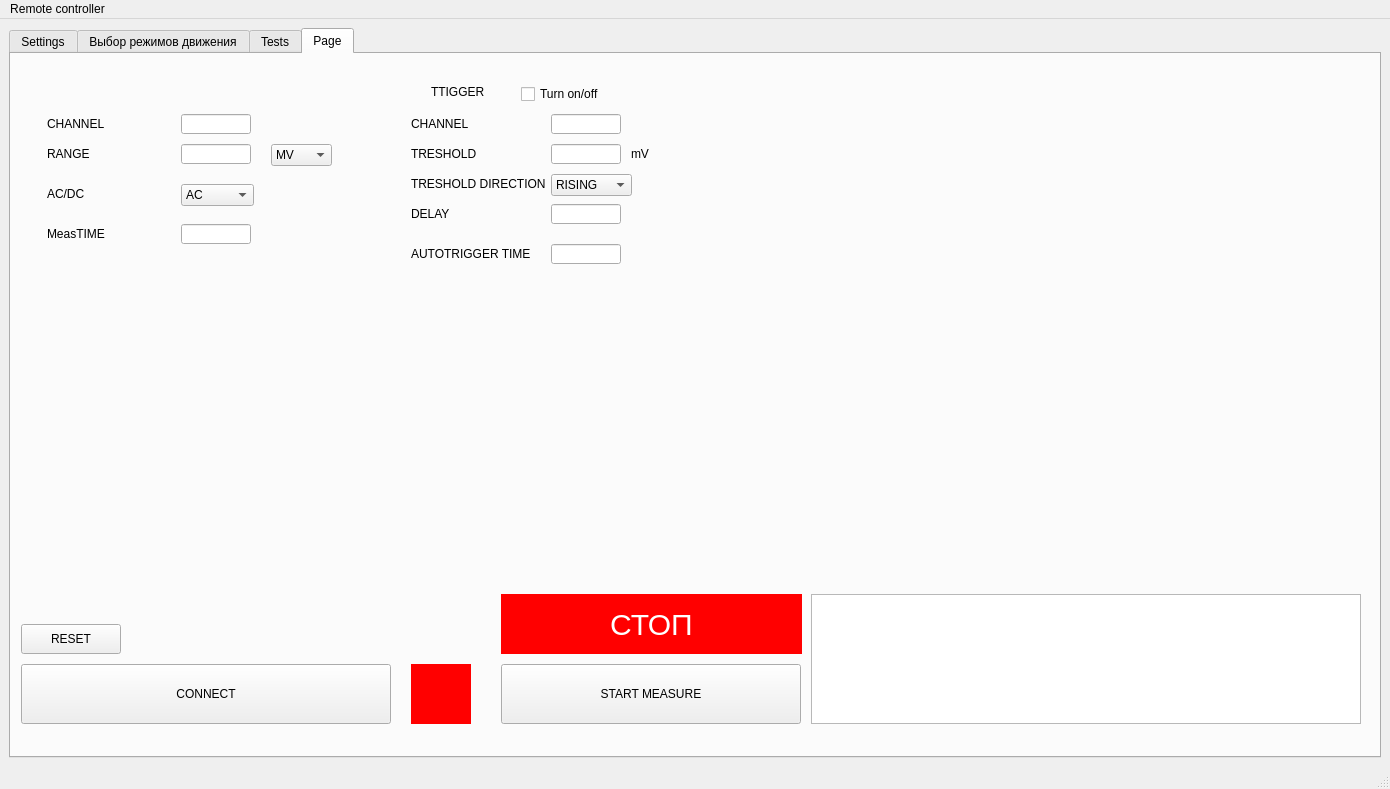
This is gui_layout.ui in snowmanpro3/picoscope as Qt 5 draws it before an edit. The edited form follows.
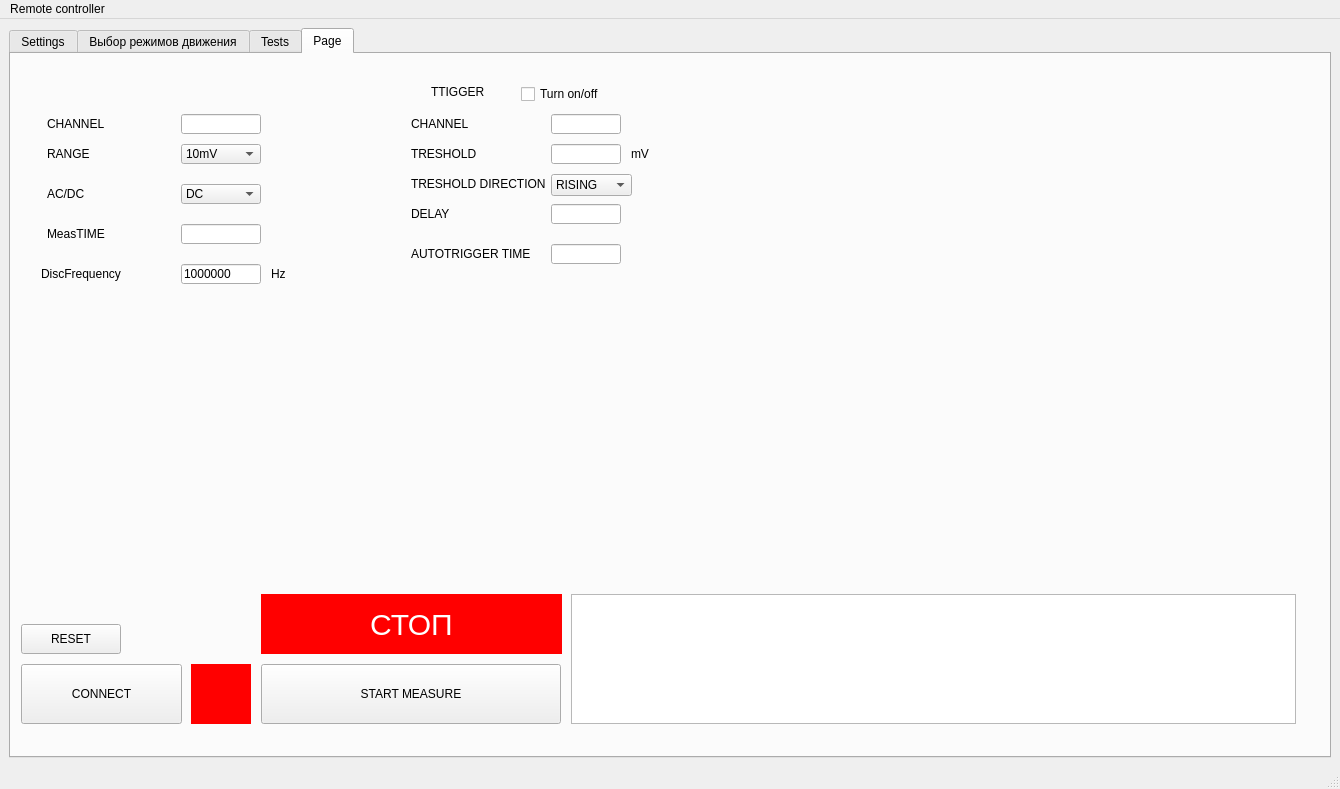
This is the edited form.

```diff
--- a/gui_layout.ui
+++ b/gui_layout.ui
@@ -9,7 +9,7 @@
    <rect>
     <x>0</x>
     <y>0</y>
-    <width>1390</width>
+    <width>1340</width>
     <height>789</height>
    </rect>
   </property>
@@ -3413,13 +3413,13 @@
          <rect>
           <x>10</x>
           <y>610</y>
-          <width>370</width>
+          <width>161</width>
           <height>60</height>
          </rect>
         </property>
         <property name="minimumSize">
          <size>
-          <width>370</width>
+          <width>50</width>
           <height>60</height>
          </size>
         </property>
@@ -3466,19 +3466,19 @@
          <rect>
           <x>170</x>
           <y>60</y>
-          <width>70</width>
+          <width>80</width>
           <height>20</height>
          </rect>
         </property>
         <property name="minimumSize">
          <size>
-          <width>70</width>
+          <width>80</width>
           <height>20</height>
          </size>
         </property>
         <property name="maximumSize">
          <size>
-          <width>70</width>
+          <width>80</width>
           <height>20</height>
          </size>
         </property>
@@ -3508,28 +3508,6 @@
          <string>RANGE</string>
         </property>
        </widget>
-       <widget class="QLineEdit" name="range_input">
-        <property name="geometry">
-         <rect>
-          <x>170</x>
-          <y>90</y>
-          <width>70</width>
-          <height>20</height>
-         </rect>
-        </property>
-        <property name="minimumSize">
-         <size>
-          <width>70</width>
-          <height>20</height>
-         </size>
-        </property>
-        <property name="maximumSize">
-         <size>
-          <width>70</width>
-          <height>20</height>
-         </size>
-        </property>
-       </widget>
        <widget class="QLabel" name="acdc_label">
         <property name="geometry">
          <rect>
@@ -3585,19 +3563,19 @@
          <rect>
           <x>170</x>
           <y>170</y>
-          <width>70</width>
+          <width>80</width>
           <height>20</height>
          </rect>
         </property>
         <property name="minimumSize">
          <size>
-          <width>70</width>
+          <width>80</width>
           <height>20</height>
          </size>
         </property>
         <property name="maximumSize">
          <size>
-          <width>70</width>
+          <width>80</width>
           <height>20</height>
          </size>
         </property>
@@ -3607,50 +3585,37 @@
          <rect>
           <x>170</x>
           <y>130</y>
-          <width>73</width>
-          <height>22</height>
+          <width>80</width>
+          <height>20</height>
          </rect>
         </property>
-        <item>
-         <property name="text">
-          <string>AC</string>
-         </property>
-        </item>
+        <property name="minimumSize">
+         <size>
+          <width>80</width>
+          <height>20</height>
+         </size>
+        </property>
+        <property name="maximumSize">
+         <size>
+          <width>80</width>
+          <height>20</height>
+         </size>
+        </property>
         <item>
          <property name="text">
           <string>DC</string>
          </property>
         </item>
-       </widget>
-       <widget class="QComboBox" name="range_units_choice">
-        <property name="geometry">
-         <rect>
-          <x>260</x>
-          <y>90</y>
-          <width>61</width>
-          <height>22</height>
-         </rect>
-        </property>
         <item>
          <property name="text">
-          <string>MV</string>
-         </property>
-        </item>
-        <item>
-         <property name="text">
-          <string>V</string>
-         </property>
-        </item>
-        <item>
-         <property name="text">
-          <string>UV</string>
+          <string>AC</string>
          </property>
         </item>
        </widget>
        <widget class="QLabel" name="connect_status">
         <property name="geometry">
          <rect>
-          <x>400</x>
+          <x>180</x>
           <y>610</y>
           <width>60</width>
           <height>60</height>
@@ -4003,7 +3968,7 @@
        <widget class="QPushButton" name="start_button">
         <property name="geometry">
          <rect>
-          <x>490</x>
+          <x>250</x>
           <y>610</y>
           <width>300</width>
           <height>60</height>
@@ -4031,21 +3996,21 @@
        <widget class="QPlainTextEdit" name="Console">
         <property name="geometry">
          <rect>
-          <x>800</x>
+          <x>560</x>
           <y>540</y>
-          <width>550</width>
+          <width>725</width>
           <height>130</height>
          </rect>
         </property>
         <property name="minimumSize">
          <size>
-          <width>550</width>
+          <width>725</width>
           <height>130</height>
          </size>
         </property>
         <property name="maximumSize">
          <size>
-          <width>550</width>
+          <width>725</width>
           <height>130</height>
          </size>
         </property>
@@ -4053,7 +4018,7 @@
        <widget class="QPushButton" name="stop_button">
         <property name="geometry">
          <rect>
-          <x>490</x>
+          <x>250</x>
           <y>540</y>
           <width>301</width>
           <height>60</height>
@@ -4111,6 +4076,163 @@
          </size>
         </property>
        </widget>
+       <widget class="QComboBox" name="range_choice">
+        <property name="geometry">
+         <rect>
+          <x>170</x>
+          <y>90</y>
+          <width>80</width>
+          <height>20</height>
+         </rect>
+        </property>
+        <property name="minimumSize">
+         <size>
+          <width>80</width>
+          <height>20</height>
+         </size>
+        </property>
+        <property name="maximumSize">
+         <size>
+          <width>80</width>
+          <height>20</height>
+         </size>
+        </property>
+        <item>
+         <property name="text">
+          <string>10mV</string>
+         </property>
+        </item>
+        <item>
+         <property name="text">
+          <string>20mV</string>
+         </property>
+        </item>
+        <item>
+         <property name="text">
+          <string>50mV</string>
+         </property>
+        </item>
+        <item>
+         <property name="text">
+          <string>100mV</string>
+         </property>
+        </item>
+        <item>
+         <property name="text">
+          <string>200mV</string>
+         </property>
+        </item>
+        <item>
+         <property name="text">
+          <string>500mV</string>
+         </property>
+        </item>
+        <item>
+         <property name="text">
+          <string>1V</string>
+         </property>
+        </item>
+        <item>
+         <property name="text">
+          <string>2V</string>
+         </property>
+        </item>
+        <item>
+         <property name="text">
+          <string>5V</string>
+         </property>
+        </item>
+        <item>
+         <property name="text">
+          <string>10V</string>
+         </property>
+        </item>
+        <item>
+         <property name="text">
+          <string>20V</string>
+         </property>
+        </item>
+        <item>
+         <property name="text">
+          <string>50V</string>
+         </property>
+        </item>
+       </widget>
+       <widget class="QLineEdit" name="discFrequency_input">
+        <property name="geometry">
+         <rect>
+          <x>170</x>
+          <y>210</y>
+          <width>80</width>
+          <height>20</height>
+         </rect>
+        </property>
+        <property name="minimumSize">
+         <size>
+          <width>80</width>
+          <height>20</height>
+         </size>
+        </property>
+        <property name="maximumSize">
+         <size>
+          <width>80</width>
+          <height>20</height>
+         </size>
+        </property>
+        <property name="text">
+         <string>1000000</string>
+        </property>
+       </widget>
+       <widget class="QLabel" name="discFrequency_label">
+        <property name="geometry">
+         <rect>
+          <x>30</x>
+          <y>210</y>
+          <width>140</width>
+          <height>20</height>
+         </rect>
+        </property>
+        <property name="minimumSize">
+         <size>
+          <width>140</width>
+          <height>20</height>
+         </size>
+        </property>
+        <property name="maximumSize">
+         <size>
+          <width>140</width>
+          <height>20</height>
+         </size>
+        </property>
+        <property name="text">
+         <string>DiscFrequency</string>
+        </property>
+       </widget>
+       <widget class="QLabel" name="range_label_2">
+        <property name="geometry">
+         <rect>
+          <x>260</x>
+          <y>210</y>
+          <width>41</width>
+          <height>20</height>
+         </rect>
+        </property>
+        <property name="minimumSize">
+         <size>
+          <width>10</width>
+          <height>20</height>
+         </size>
+        </property>
+        <property name="maximumSize">
+         <size>
+          <width>140</width>
+          <height>20</height>
+         </size>
+        </property>
+        <property name="text">
+         <string>Hz</string>
+        </property>
+       </widget>
       </widget>
      </widget>
     </item>
@@ -4121,7 +4243,7 @@
     <rect>
      <x>0</x>
      <y>0</y>
-     <width>1390</width>
+     <width>1340</width>
      <height>26</height>
     </rect>
    </property>
```
